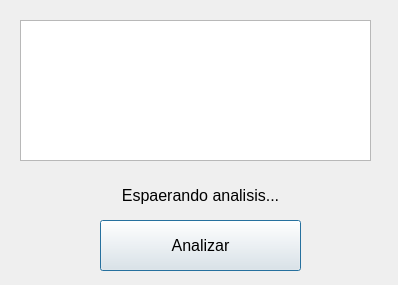
Old version of the form Interfaz.ui in the repository GerardoVR7/Analizador-Sintactico.
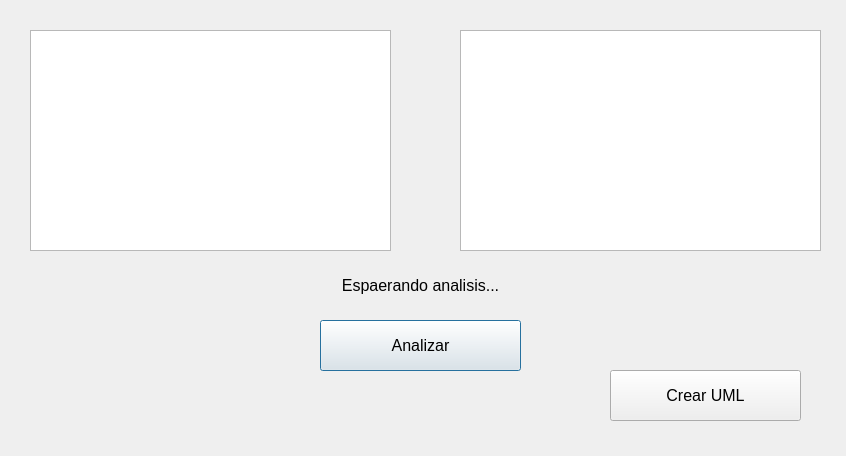
New version of the form.

What changed in the file:
```diff
--- a/Interfaz.ui
+++ b/Interfaz.ui
@@ -6,8 +6,8 @@
    <rect>
     <x>0</x>
     <y>0</y>
-    <width>398</width>
-    <height>285</height>
+    <width>846</width>
+    <height>456</height>
    </rect>
   </property>
   <property name="windowTitle">
@@ -16,8 +16,8 @@
   <widget class="QPushButton" name="analizar">
    <property name="geometry">
     <rect>
-     <x>100</x>
-     <y>220</y>
+     <x>320</x>
+     <y>320</y>
      <width>201</width>
      <height>51</height>
     </rect>
@@ -34,18 +34,32 @@
   <widget class="QPlainTextEdit" name="plainTextEdit">
    <property name="geometry">
     <rect>
-     <x>20</x>
-     <y>20</y>
-     <width>351</width>
-     <height>141</height>
+     <x>30</x>
+     <y>30</y>
+     <width>361</width>
+     <height>221</height>
     </rect>
    </property>
+   <property name="font">
+    <font>
+     <pointsize>12</pointsize>
+    </font>
+   </property>
+   <property name="plainText">
+    <string>&lt;Clase :
+nombre : student
+parametro : name, age, age
+tipo de dato : string , int , float
+metodos : +getName()
+relacion : uses : teacher
+Fin&gt;</string>
+   </property>
   </widget>
   <widget class="QLabel" name="label">
    <property name="geometry">
     <rect>
-     <x>100</x>
-     <y>180</y>
+     <x>320</x>
+     <y>270</y>
      <width>201</width>
      <height>31</height>
     </rect>
@@ -65,6 +79,48 @@
     <set>Qt::AlignCenter</set>
    </property>
   </widget>
+  <widget class="QPlainTextEdit" name="plainTextEdit_2">
+   <property name="geometry">
+    <rect>
+     <x>460</x>
+     <y>30</y>
+     <width>361</width>
+     <height>221</height>
+    </rect>
+   </property>
+   <property name="font">
+    <font>
+     <pointsize>12</pointsize>
+    </font>
+   </property>
+   <property name="plainText">
+    <string>&lt;Clase :
+nombre : teacher
+parametro : name, age, age
+tipo de dato : string , int , float
+metodos : +getName()
+relacion : uses : student
+Fin&gt;</string>
+   </property>
+  </widget>
+  <widget class="QPushButton" name="diagramUML">
+   <property name="geometry">
+    <rect>
+     <x>610</x>
+     <y>370</y>
+     <width>191</width>
+     <height>51</height>
+    </rect>
+   </property>
+   <property name="font">
+    <font>
+     <pointsize>12</pointsize>
+    </font>
+   </property>
+   <property name="text">
+    <string>Crear UML</string>
+   </property>
+  </widget>
  </widget>
  <resources/>
  <connections/>
```
Left out of the diff: 2 changed lines with no effect on the pictures.
